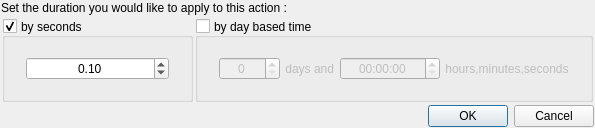
Old version of the form ui/createactiondialogs/CreateWaitActionDialog.ui in the repository AmirHammouteneEI/ScheduledPasteAndKeys.
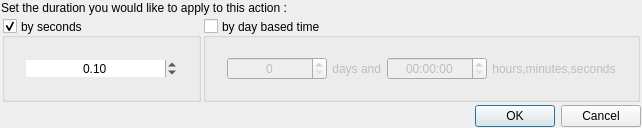
New version of the form. Custom widgets are drawn as their Qt base class.

Commit message: ready for v1.9 ; clear maps managment ; rewrite of action deepcopy ; display correction and UI adjustment

```diff
--- a/ui/createactiondialogs/CreateWaitActionDialog.ui
+++ b/ui/createactiondialogs/CreateWaitActionDialog.ui
@@ -6,7 +6,7 @@
    <rect>
     <x>0</x>
     <y>0</y>
-    <width>595</width>
+    <width>642</width>
     <height>128</height>
    </rect>
   </property>
@@ -123,6 +123,9 @@
              <height>0</height>
             </size>
            </property>
+           <property name="frame">
+            <bool>false</bool>
+           </property>
            <property name="alignment">
             <set>Qt::AlignmentFlag::AlignCenter</set>
            </property>
@@ -159,7 +162,7 @@
       <item>
        <widget class="QGroupBox" name="byDayGroup">
         <property name="sizePolicy">
-         <sizepolicy hsizetype="Expanding" vsizetype="Preferred">
+         <sizepolicy hsizetype="Preferred" vsizetype="Preferred">
           <horstretch>0</horstretch>
           <verstretch>0</verstretch>
          </sizepolicy>
@@ -213,9 +216,15 @@
          </item>
          <item>
           <widget class="NoWheelFocusSpinBox" name="spinBox">
+           <property name="sizePolicy">
+            <sizepolicy hsizetype="MinimumExpanding" vsizetype="Fixed">
+             <horstretch>0</horstretch>
+             <verstretch>0</verstretch>
+            </sizepolicy>
+           </property>
            <property name="minimumSize">
             <size>
-             <width>60</width>
+             <width>100</width>
              <height>0</height>
             </size>
            </property>
@@ -223,7 +232,7 @@
             <set>Qt::AlignmentFlag::AlignCenter</set>
            </property>
            <property name="maximum">
-            <number>10000</number>
+            <number>999999999</number>
            </property>
           </widget>
          </item>
```
The commit also changes 34 other files.
